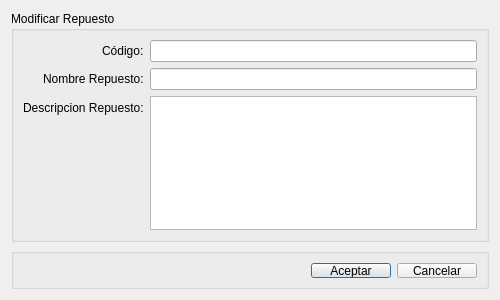
First picture: the form in src/ui/DialogModificarRepuesto.ui, repository guilleurrutia10/division-transporte, before the edit.
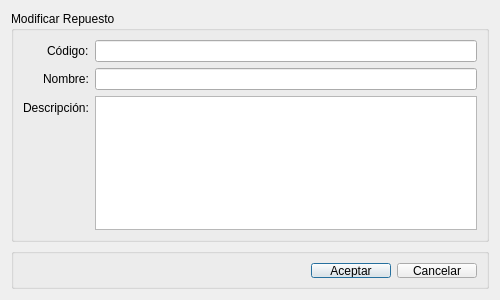
Second picture: the form after the edit.

Patch:
```diff
--- a/src/ui/DialogModificarRepuesto.ui
+++ b/src/ui/DialogModificarRepuesto.ui
@@ -44,14 +44,14 @@
       <item row="2" column="0">
        <widget class="QLabel" name="label_2">
         <property name="text">
-         <string>Descripcion Repuesto:</string>
+         <string>Descripción:</string>
         </property>
        </widget>
       </item>
       <item row="1" column="0">
        <widget class="QLabel" name="label">
         <property name="text">
-         <string>Nombre Repuesto:</string>
+         <string>Nombre:</string>
         </property>
        </widget>
       </item>
```
